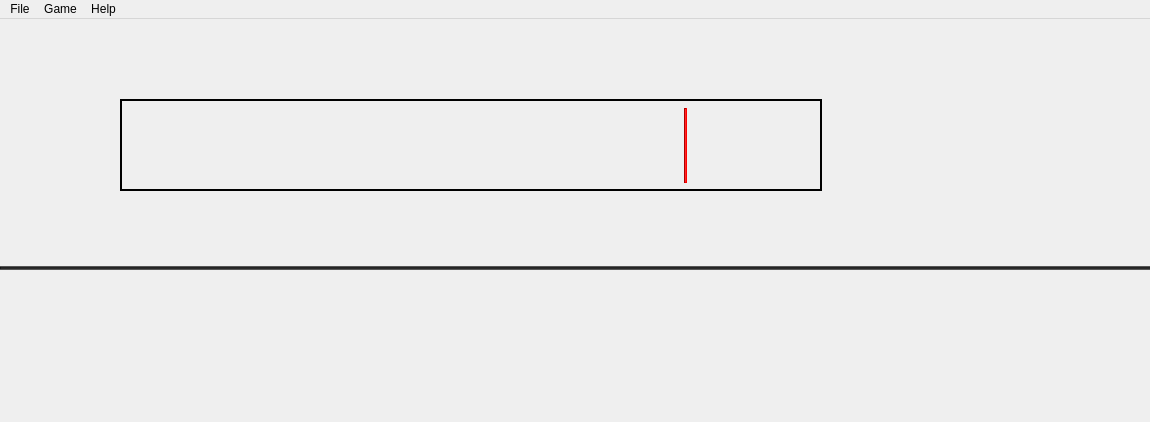
Before: the Qt Designer form design/main_window.ui in urasha/YandexLyceum_PyQt5-Project, drawn with Qt 5.
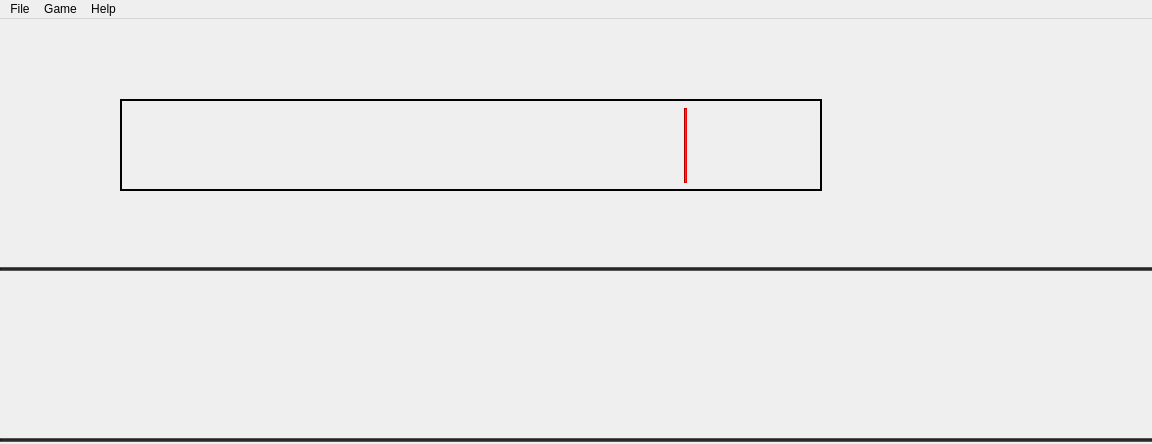
After: the same form once the commit is applied. Icons and pictures are not drawn.

The edit to the form file:
```diff
--- a/design/main_window.ui
+++ b/design/main_window.ui
@@ -6,8 +6,8 @@
    <rect>
     <x>0</x>
     <y>0</y>
-    <width>1150</width>
-    <height>422</height>
+    <width>1152</width>
+    <height>444</height>
    </rect>
   </property>
   <property name="windowTitle">
@@ -165,7 +165,7 @@
     <property name="geometry">
      <rect>
       <x>0</x>
-      <y>247</y>
+      <y>248</y>
       <width>1200</width>
       <height>4</height>
      </rect>
@@ -218,14 +218,336 @@
    <widget class="QLabel" name="label_2">
     <property name="geometry">
      <rect>
+      <x>18</x>
+      <y>250</y>
+      <width>27</width>
+      <height>171</height>
+     </rect>
+    </property>
+    <property name="text">
+     <string/>
+    </property>
+   </widget>
+   <widget class="QLabel" name="label_3">
+    <property name="geometry">
+     <rect>
       <x>54</x>
       <y>250</y>
-      <width>29</width>
-      <height>121</height>
+      <width>27</width>
+      <height>171</height>
      </rect>
     </property>
-    <property name="styleSheet">
-     <string notr="true"/>
+    <property name="text">
+     <string/>
+    </property>
+   </widget>
+   <widget class="QLabel" name="label_4">
+    <property name="geometry">
+     <rect>
+      <x>130</x>
+      <y>250</y>
+      <width>27</width>
+      <height>171</height>
+     </rect>
+    </property>
+    <property name="text">
+     <string/>
+    </property>
+   </widget>
+   <widget class="QLabel" name="label_5">
+    <property name="geometry">
+     <rect>
+      <x>168</x>
+      <y>250</y>
+      <width>26</width>
+      <height>171</height>
+     </rect>
+    </property>
+    <property name="text">
+     <string/>
+    </property>
+   </widget>
+   <widget class="QLabel" name="label_6">
+    <property name="geometry">
+     <rect>
+      <x>206</x>
+      <y>250</y>
+      <width>26</width>
+      <height>171</height>
+     </rect>
+    </property>
+    <property name="text">
+     <string/>
+    </property>
+   </widget>
+   <widget class="QLabel" name="label_7">
+    <property name="geometry">
+     <rect>
+      <x>280</x>
+      <y>250</y>
+      <width>25</width>
+      <height>171</height>
+     </rect>
+    </property>
+    <property name="text">
+     <string/>
+    </property>
+   </widget>
+   <widget class="QLabel" name="label_8">
+    <property name="geometry">
+     <rect>
+      <x>317</x>
+      <y>250</y>
+      <width>25</width>
+      <height>171</height>
+     </rect>
+    </property>
+    <property name="text">
+     <string/>
+    </property>
+   </widget>
+   <widget class="QLabel" name="label_9">
+    <property name="geometry">
+     <rect>
+      <x>392</x>
+      <y>250</y>
+      <width>26</width>
+      <height>171</height>
+     </rect>
+    </property>
+    <property name="text">
+     <string/>
+    </property>
+   </widget>
+   <widget class="QLabel" name="label_10">
+    <property name="geometry">
+     <rect>
+      <x>429</x>
+      <y>250</y>
+      <width>25</width>
+      <height>171</height>
+     </rect>
+    </property>
+    <property name="text">
+     <string/>
+    </property>
+   </widget>
+   <widget class="QLabel" name="label_11">
+    <property name="geometry">
+     <rect>
+      <x>466</x>
+      <y>250</y>
+      <width>25</width>
+      <height>171</height>
+     </rect>
+    </property>
+    <property name="text">
+     <string/>
+    </property>
+   </widget>
+   <widget class="QLabel" name="label_12">
+    <property name="geometry">
+     <rect>
+      <x>542</x>
+      <y>250</y>
+      <width>25</width>
+      <height>171</height>
+     </rect>
+    </property>
+    <property name="text">
+     <string/>
+    </property>
+   </widget>
+   <widget class="QLabel" name="label_13">
+    <property name="geometry">
+     <rect>
+      <x>579</x>
+      <y>250</y>
+      <width>25</width>
+      <height>171</height>
+     </rect>
+    </property>
+    <property name="text">
+     <string/>
+    </property>
+   </widget>
+   <widget class="QLabel" name="label_14">
+    <property name="geometry">
+     <rect>
+      <x>655</x>
+      <y>250</y>
+      <width>25</width>
+      <height>171</height>
+     </rect>
+    </property>
+    <property name="text">
+     <string/>
+    </property>
+   </widget>
+   <widget class="QLabel" name="label_15">
+    <property name="geometry">
+     <rect>
+      <x>692</x>
+      <y>250</y>
+      <width>25</width>
+      <height>171</height>
+     </rect>
+    </property>
+    <property name="text">
+     <string/>
+    </property>
+   </widget>
+   <widget class="QLabel" name="label_16">
+    <property name="geometry">
+     <rect>
+      <x>730</x>
+      <y>250</y>
+      <width>25</width>
+      <height>171</height>
+     </rect>
+    </property>
+    <property name="text">
+     <string/>
+    </property>
+   </widget>
+   <widget class="QLabel" name="label_17">
+    <property name="geometry">
+     <rect>
+      <x>805</x>
+      <y>250</y>
+      <width>25</width>
+      <height>171</height>
+     </rect>
+    </property>
+    <property name="text">
+     <string/>
+    </property>
+   </widget>
+   <widget class="QLabel" name="label_18">
+    <property name="geometry">
+     <rect>
+      <x>843</x>
+      <y>250</y>
+      <width>25</width>
+      <height>171</height>
+     </rect>
+    </property>
+    <property name="text">
+     <string/>
+    </property>
+   </widget>
+   <widget class="QLabel" name="label_19">
+    <property name="geometry">
+     <rect>
+      <x>918</x>
+      <y>250</y>
+      <width>25</width>
+      <height>171</height>
+     </rect>
+    </property>
+    <property name="text">
+     <string/>
+    </property>
+   </widget>
+   <widget class="QLabel" name="label_20">
+    <property name="geometry">
+     <rect>
+      <x>956</x>
+      <y>250</y>
+      <width>25</width>
+      <height>171</height>
+     </rect>
+    </property>
+    <property name="text">
+     <string/>
+    </property>
+   </widget>
+   <widget class="QLabel" name="label_21">
+    <property name="geometry">
+     <rect>
+      <x>995</x>
+      <y>250</y>
+      <width>24</width>
+      <height>171</height>
+     </rect>
+    </property>
+    <property name="text">
+     <string/>
+    </property>
+   </widget>
+   <widget class="QLabel" name="label_22">
+    <property name="geometry">
+     <rect>
+      <x>1070</x>
+      <y>250</y>
+      <width>26</width>
+      <height>171</height>
+     </rect>
+    </property>
+    <property name="text">
+     <string/>
+    </property>
+   </widget>
+   <widget class="QLabel" name="label_23">
+    <property name="geometry">
+     <rect>
+      <x>1107</x>
+      <y>250</y>
+      <width>25</width>
+      <height>171</height>
+     </rect>
+    </property>
+    <property name="text">
+     <string/>
+    </property>
+   </widget>
+   <widget class="QLabel" name="label_24">
+    <property name="geometry">
+     <rect>
+      <x>105</x>
+      <y>250</y>
+      <width>25</width>
+      <height>171</height>
+     </rect>
+    </property>
+    <property name="text">
+     <string/>
+    </property>
+   </widget>
+   <widget class="QLabel" name="label_25">
+    <property name="geometry">
+     <rect>
+      <x>628</x>
+      <y>250</y>
+      <width>26</width>
+      <height>171</height>
+     </rect>
+    </property>
+    <property name="text">
+     <string/>
+    </property>
+   </widget>
+   <widget class="QLabel" name="label_26">
+    <property name="geometry">
+     <rect>
+      <x>366</x>
+      <y>250</y>
+      <width>25</width>
+      <height>171</height>
+     </rect>
+    </property>
+    <property name="text">
+     <string/>
+    </property>
+   </widget>
+   <widget class="QLabel" name="label_27">
+    <property name="geometry">
+     <rect>
+      <x>870</x>
+      <y>250</y>
+      <width>23</width>
+      <height>171</height>
+     </rect>
     </property>
     <property name="text">
      <string/>
@@ -237,7 +559,7 @@
     <rect>
      <x>0</x>
      <y>0</y>
-     <width>1150</width>
+     <width>1152</width>
      <height>21</height>
     </rect>
    </property>
```
